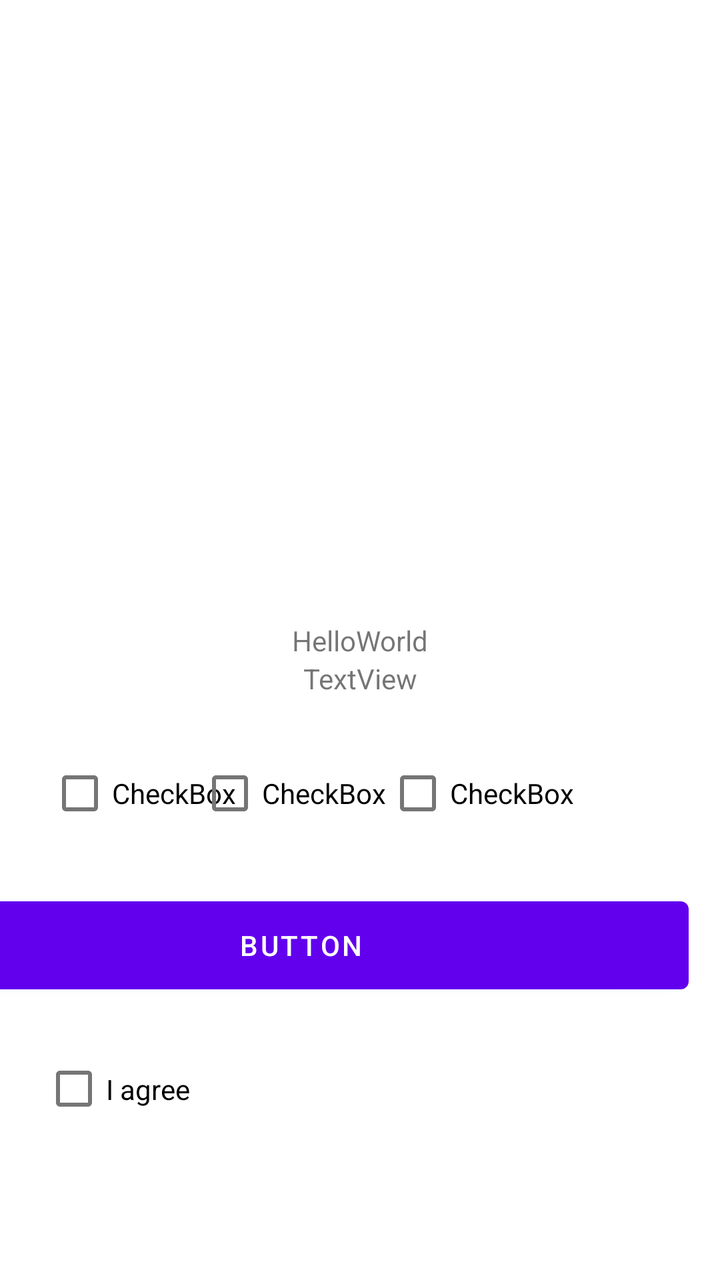
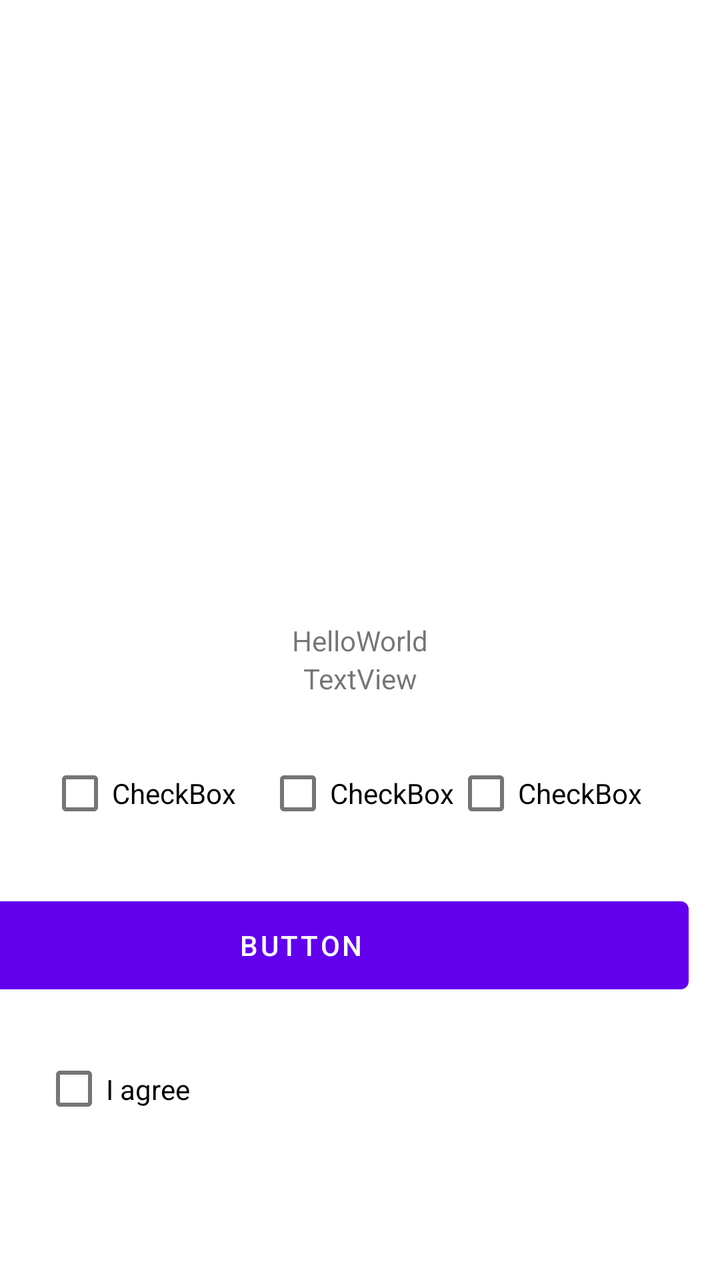

Screens rendered from an Android XML layout before and after an edit, with the pre-edit source and the edit as a unified diff.
<!-- AndroidManifest.xml: application theme Theme.ANROIDDEVELOPMENT -->
<!-- res/layout/constraint_layout_practice.xml -->
<?xml version="1.0" encoding="utf-8"?>
<androidx.constraintlayout.widget.ConstraintLayout xmlns:android="http://schemas.android.com/apk/res/android"
    xmlns:app="http://schemas.android.com/apk/res-auto"
    xmlns:tools="http://schemas.android.com/tools"
    android:layout_width="match_parent"
    android:layout_height="match_parent"
    android:visibility="visible">

    <TextView
        android:id="@+id/textView"
        android:layout_width="wrap_content"
        android:layout_height="wrap_content"
        android:text="HelloWorld"
        app:layout_constraintBottom_toBottomOf="parent"
        app:layout_constraintEnd_toEndOf="parent"
        app:layout_constraintStart_toStartOf="parent"
        app:layout_constraintTop_toTopOf="parent" />

    <TextView
        android:id="@+id/textView2"
        android:layout_width="wrap_content"
        android:layout_height="wrap_content"
        android:text="TextView"
        app:layout_constraintEnd_toEndOf="parent"
        app:layout_constraintStart_toStartOf="parent"
        app:layout_constraintTop_toBottomOf="@+id/textView" />

    <CheckBox
        android:id="@+id/checkBox"
        android:layout_width="wrap_content"
        android:layout_height="wrap_content"
        android:layout_marginStart="24dp"
        android:layout_marginTop="24dp"
        android:text="CheckBox"
        app:layout_constraintBottom_toBottomOf="parent"
        app:layout_constraintStart_toStartOf="parent"
        app:layout_constraintTop_toBottomOf="@+id/textView2"
        app:layout_constraintVertical_bias="0.0" />

    <CheckBox
        android:id="@+id/checkBox2"
        android:layout_width="wrap_content"
        android:layout_height="wrap_content"
        android:text="CheckBox"
        app:layout_constraintBottom_toBottomOf="@+id/checkBox"
        app:layout_constraintEnd_toEndOf="parent"
        app:layout_constraintHorizontal_bias="0.372"
        app:layout_constraintStart_toStartOf="parent"
        app:layout_constraintTop_toTopOf="@+id/checkBox"
        app:layout_constraintVertical_bias="0.0" />

    <CheckBox
        android:id="@+id/checkBox3"
        android:layout_width="wrap_content"
        android:layout_height="wrap_content"
        android:text="CheckBox"
        app:layout_constraintBottom_toBottomOf="@+id/checkBox2"
        app:layout_constraintStart_toEndOf="@+id/checkBox2"
        app:layout_constraintTop_toTopOf="@+id/checkBox2"
        app:layout_constraintVertical_bias="0.0" />

    <Button
        android:id="@+id/button"
        android:layout_width="388dp"
        android:layout_height="56dp"
        android:layout_marginTop="24dp"
        android:layout_marginEnd="16dp"
        android:text="Button"
        app:layout_constraintEnd_toEndOf="parent"
        app:layout_constraintTop_toBottomOf="@+id/checkBox2" />

    <CheckBox
        android:id="@+id/checkBox7"
        android:layout_width="81dp"
        android:layout_height="33dp"
        android:layout_marginTop="24dp"
        android:layout_marginBottom="24dp"
        android:text="I agree"
        app:layout_constraintBottom_toBottomOf="parent"
        app:layout_constraintEnd_toEndOf="parent"
        app:layout_constraintHorizontal_bias="0.075"
        app:layout_constraintStart_toStartOf="parent"
        app:layout_constraintTop_toBottomOf="@+id/button"
        app:layout_constraintVertical_bias="0.059" />
</androidx.constraintlayout.widget.ConstraintLayout>
<!-- resources referenced by this layout -->
<resources>
  <style name="Theme.ANROIDDEVELOPMENT" parent="Theme.MaterialComponents.DayNight.NoActionBar">
          
          <item name="colorPrimary">@color/purple_500</item>
          <item name="colorPrimaryVariant">@color/purple_700</item>
          <item name="colorOnPrimary">@color/white</item>
          
          <item name="colorSecondary">@color/teal_200</item>
          <item name="colorSecondaryVariant">@color/teal_700</item>
          <item name="colorOnSecondary">@color/black</item>
          
          <item name="android:statusBarColor">?attr/colorPrimaryVariant</item>
          
      </style>
  <color name="purple_500">#FF6200EE</color>
  <color name="purple_700">#FF3700B3</color>
  <color name="white">#FFFFFFFF</color>
  <color name="teal_200">#FF03DAC5</color>
  <color name="teal_700">#FF018786</color>
  <color name="black">#FF000000</color>
</resources>

<!-- the commit's change to res/layout/constraint_layout_practice.xml (unified diff, before → after) -->
@@ -1,5 +1,6 @@
 <?xml version="1.0" encoding="utf-8"?>
-<androidx.constraintlayout.widget.ConstraintLayout xmlns:android="http://schemas.android.com/apk/res/android"
+<androidx.constraintlayout.widget.ConstraintLayout
+    xmlns:android="http://schemas.android.com/apk/res/android"
     xmlns:app="http://schemas.android.com/apk/res-auto"
     xmlns:tools="http://schemas.android.com/tools"
     android:layout_width="match_parent"
@@ -44,7 +45,6 @@
         android:text="CheckBox"
         app:layout_constraintBottom_toBottomOf="@+id/checkBox"
         app:layout_constraintEnd_toEndOf="parent"
-        app:layout_constraintHorizontal_bias="0.372"
         app:layout_constraintStart_toStartOf="parent"
         app:layout_constraintTop_toTopOf="@+id/checkBox"
         app:layout_constraintVertical_bias="0.0" />
